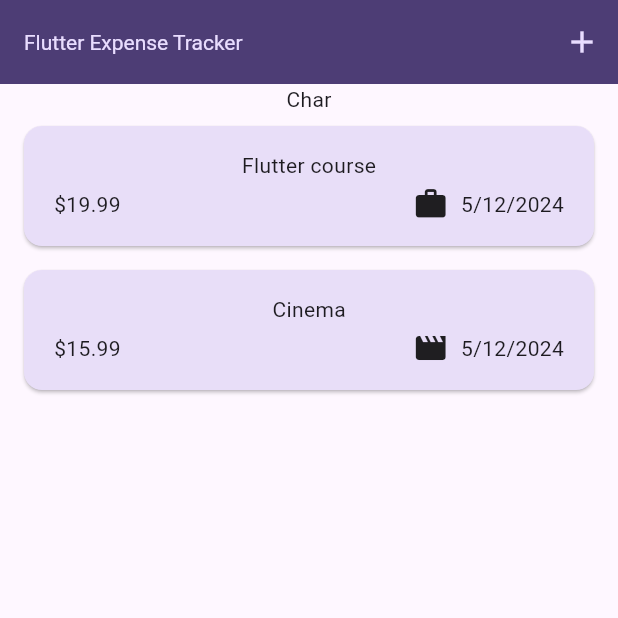
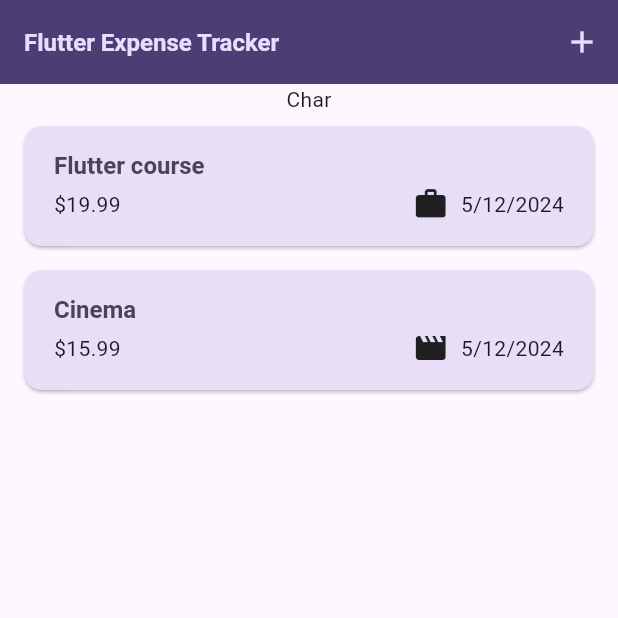
Before and after one commit to Kakmusayan/expense_tracker_2024, a Flutter app: the screen it shows after launch, on a phone screen of 412 x 824 dp, the top half of it. Run offline on Flutter 3.47's test engine with Material 3 defaults, Android fonts, the light colour scheme and no system bars.

Commit message:
used theme data

```diff
--- a/lib/main.dart
+++ b/lib/main.dart
@@ -28,9 +28,9 @@ void main() {
         ),
         textTheme: ThemeData().textTheme.copyWith(
               titleLarge: TextStyle(
-                fontWeight: FontWeight.normal,
+                fontWeight: FontWeight.bold,
                 color: kColorScheme.onSecondaryContainer,
-                fontSize: 14,
+                fontSize: 16,
               ),
             ),
       ),
--- a/lib/widgets/expenses_list/expense_item.dart
+++ b/lib/widgets/expenses_list/expense_item.dart
@@ -16,8 +16,12 @@ class ExpenseItem extends StatelessWidget {
           vertical: 16,
         ),
         child: Column(
+          crossAxisAlignment: CrossAxisAlignment.start,
           children: [
-            Text(expense.title),
+            Text(
+              expense.title,
+              style: Theme.of(context).textTheme.titleLarge,
+            ),
             const SizedBox(height: 4),
             Row(
               children: [
--- a/lib/widgets/expenses_list/expenses_list.dart
+++ b/lib/widgets/expenses_list/expenses_list.dart
@@ -19,6 +19,11 @@ class ExpensesList extends StatelessWidget {
       itemCount: expenses.length,
       itemBuilder: (ctx, index) => Dismissible(
         key: ValueKey(expenses[index]),
+        background: Container(
+          color: Theme.of(context).colorScheme.error.withOpacity(0.75),
+          margin: EdgeInsets.symmetric(
+              horizontal: Theme.of(context).cardTheme.margin!.horizontal),
+        ),
         onDismissed: (direction) {
           onRemoveExpense(expenses[index]);
         },
```
